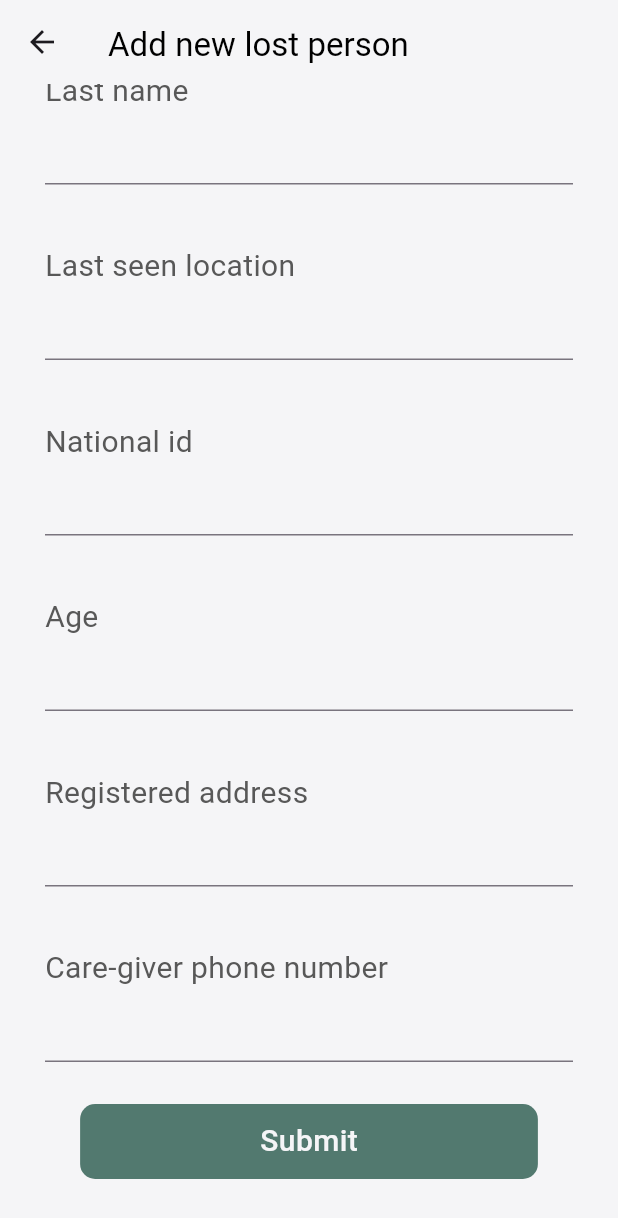
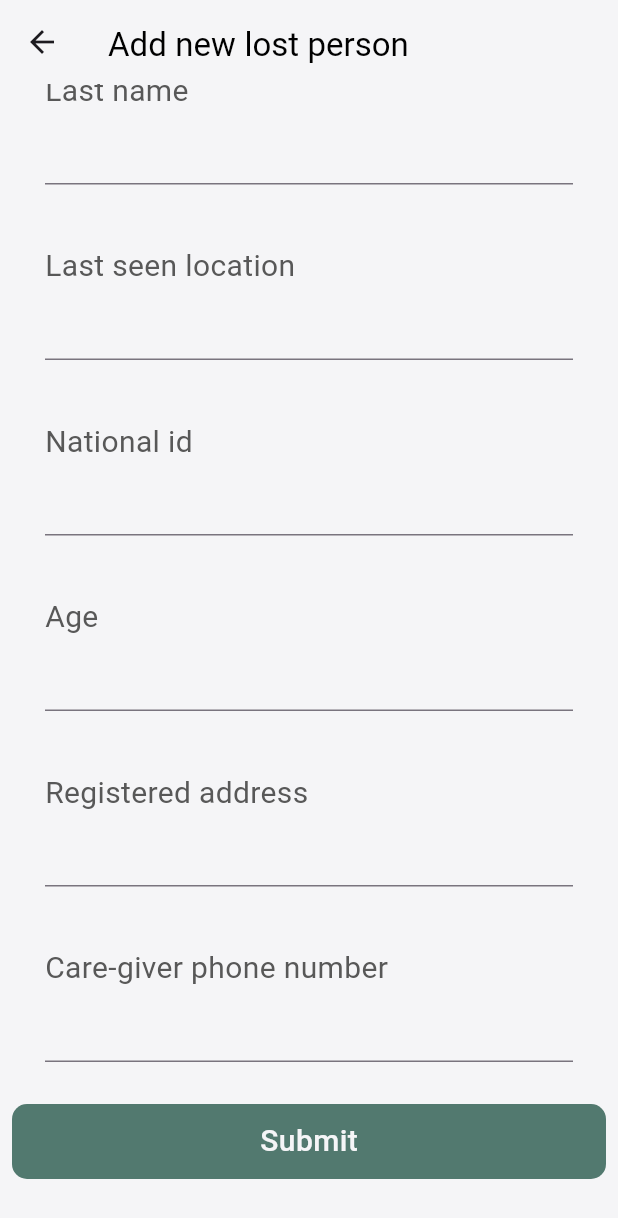
Before and after one commit to mohamedmahmoud95/Google-solution-challenge-2024, a Flutter app: the AddNewLostOrFoundPerson screen opened directly with empty values, scrolled down 417 dp, on a phone screen of 412 x 824 dp. Shown: the top 1218 px of the screen. Run offline on Flutter 3.47's test engine with Material 3 defaults, Android fonts, the phone set to English and light mode, and no system bars; our stand-ins replace bloc, card_swiper, cloud_firestore, easy_localization, equatable, firebase_auth and 15 more; missing offline and left inert: google_mlkit_face_detection, tflite_flutter; accounts and stored records are empty; network calls fail.

Commit message:
UI updates in button widget and offline resources screen

```diff
--- a/lib/core/reusable widget/buttons/rectangular_button_widget.dart
+++ b/lib/core/reusable widget/buttons/rectangular_button_widget.dart
@@ -34,7 +34,7 @@ class RectangularButton extends StatelessWidget {
         padding: EdgeInsets.all(8),
       child: Container(
         height: 50,
-        width: width??ScreenUtils.getScreenWidth(context) / 1.35,
+      //  width: width?? 0,//ScreenUtils.getScreenWidth(context) / 1.35,
         decoration: BoxDecoration(
           color: backgroundColor??Theme.of(context).primaryColorLight,
           borderRadius: const BorderRadius.all(Radius.circular(10)),
--- a/lib/features/offline_resource/presentation/pages/first_aids_screen.dart
+++ b/lib/features/offline_resource/presentation/pages/first_aids_screen.dart
@@ -58,9 +58,7 @@ class _FirstAidsScreenState extends State<FirstAidsScreen> {
   }
 
   Widget categoryCard(FirstAidsCategory category){
-    return Padding(
-      padding: const EdgeInsets.all(8),
-      child: RectangularButton(onTap: (){}, text: category.name, width: 200, backgroundColor: AppColors.oliveGreen2,),
+    return  RectangularButton(onTap: (){}, text: category.name, horizontalPadding: 20, backgroundColor: AppColors.oliveGreen2,
     );
   }
 
```
